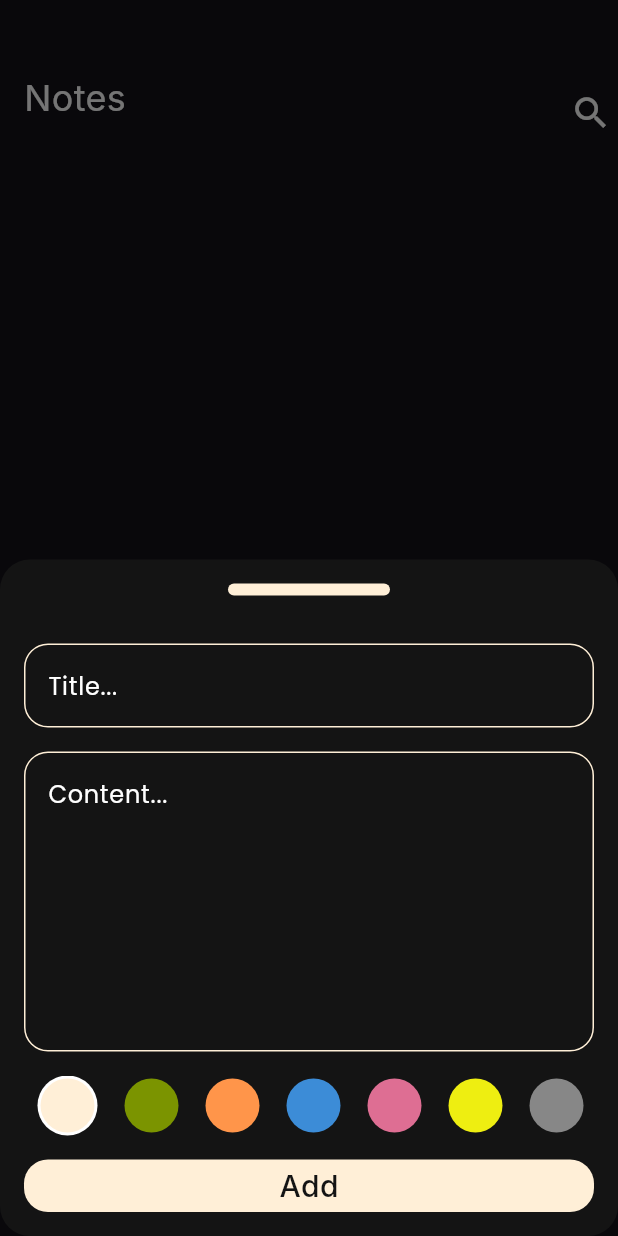
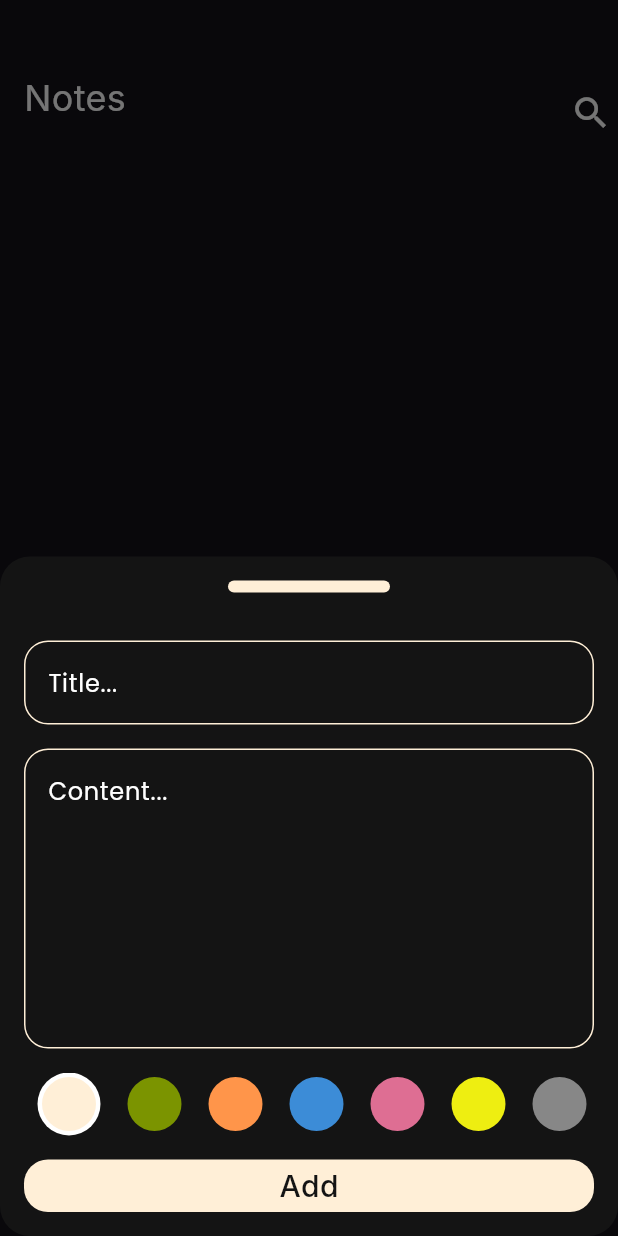
Before and after one commit to ahmedzahran001/notes_app, a Flutter app: the screen it shows after launch, after a tap on the "add" icon, on a phone screen of 412 x 824 dp. Run offline on Flutter 3.47's test engine with Material 3 defaults, Android fonts, the phone set to English and light mode, and no system bars; our stand-ins replace bloc, flutter_bloc, font_awesome_flutter, hive, hive_flutter; accounts and stored records are empty; Roboto replaces fonts that are missing (Inter).

Commit message:
add colors to edit note view

```diff
--- a/lib/constants.dart
+++ b/lib/constants.dart
@@ -1 +1,15 @@
+import 'dart:ui';
+
 const kNotesBox = 'notes_box';
+List<Color> kColors = [
+    const Color(0xFFFFEFD7),
+    const Color(0xFF7B9400),
+    const Color(0xFFFF954A),
+    const Color(0xFF3C8CD7),
+    const Color(0xFFDE6E93),
+    const Color(0xFFEEEE11),
+    const Color(0xFF878787),
+    const Color(0xFFC9C9C9),
+    const Color(0xFF0299B1),
+    const Color(0xFF8E8E0B),
+  ];
--- a/lib/views/widgets/colors_list_view.dart
+++ b/lib/views/widgets/colors_list_view.dart
@@ -1,3 +1,4 @@
+import 'package:NoteApp/constants.dart';
 import 'package:NoteApp/cubits/add_note_cubit/add_note_cubit.dart';
 import 'package:flutter/material.dart';
 import 'package:flutter_bloc/flutter_bloc.dart';
@@ -10,7 +11,7 @@ class ColorItem extends StatelessWidget {
   Widget build(BuildContext context) {
     return isActive
         ? CircleAvatar(
-            radius: 20,
+            radius: 21,
             backgroundColor: Color(0xFFFFFFFF),
             child: CircleAvatar(
               radius: 18,
@@ -33,24 +34,13 @@ class ColorsListView extends StatefulWidget {
 
 class _ColorsListViewState extends State<ColorsListView> {
   int currentIndex = 0;
-  List<Color> colors = [
-    const Color(0xFFFFEFD7),
-    const Color(0xFF7B9400),
-    const Color(0xFFFF954A),
-    const Color(0xFF3C8CD7),
-    const Color(0xFFDE6E93),
-    const Color(0xFFEEEE11),
-    const Color(0xFF878787),
-    const Color(0xFFC9C9C9),
-    const Color(0xFF0299B1),
-    const Color(0xFF8E8E0B),
-  ];
+
   @override
   Widget build(BuildContext context) {
     return SizedBox(
-      height: 40,
+      height: 42,
       child: ListView.builder(
-        itemCount: colors.length,
+        itemCount: kColors.length,
         scrollDirection: Axis.horizontal,
         itemBuilder: (context, index) {
           return Padding(
@@ -58,11 +48,11 @@ class _ColorsListViewState extends State<ColorsListView> {
             child: GestureDetector(
               onTap: () {
                 currentIndex = index;
-                BlocProvider.of<AddNoteCubit>(context).color = colors[index];
+                BlocProvider.of<AddNoteCubit>(context).color = kColors[index];
                 setState(() {});
               },
               child: ColorItem(
-                color: colors[index],
+                color: kColors[index],
                 isActive: currentIndex == index,
               ),
             ),
```
Also changed, not shown: lib/views/widgets/edit_note_colors_list_view.dart (added, +49 -0 lines), lib/views/widgets/edit_view_body.dart (+7 -0 lines).
